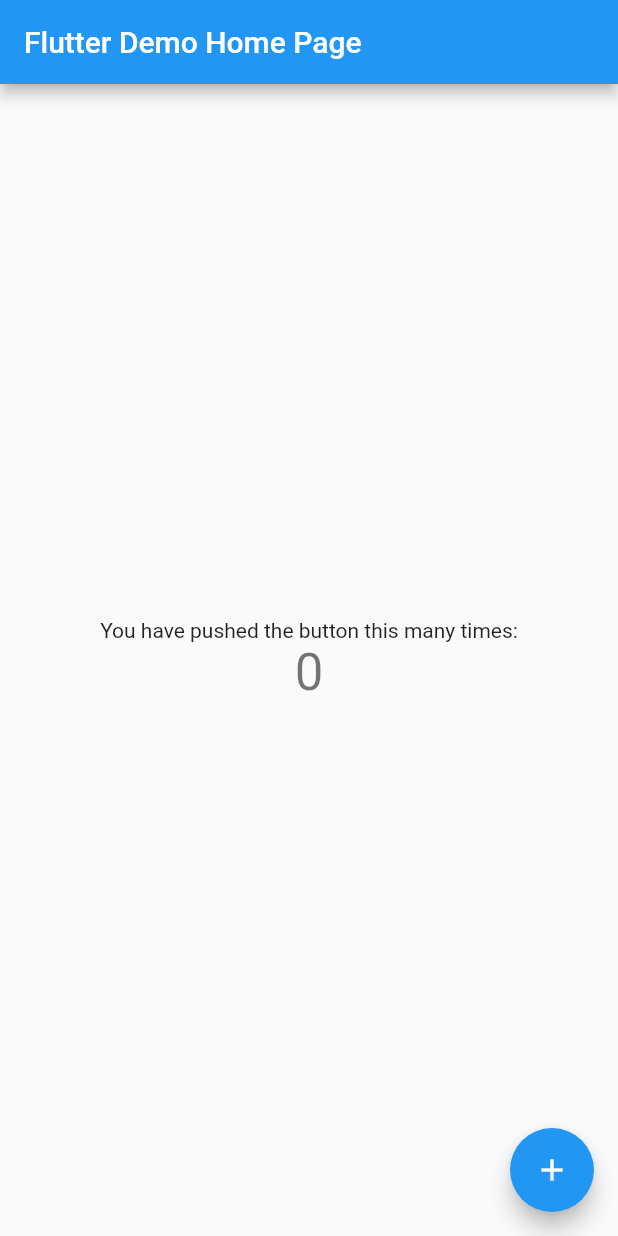
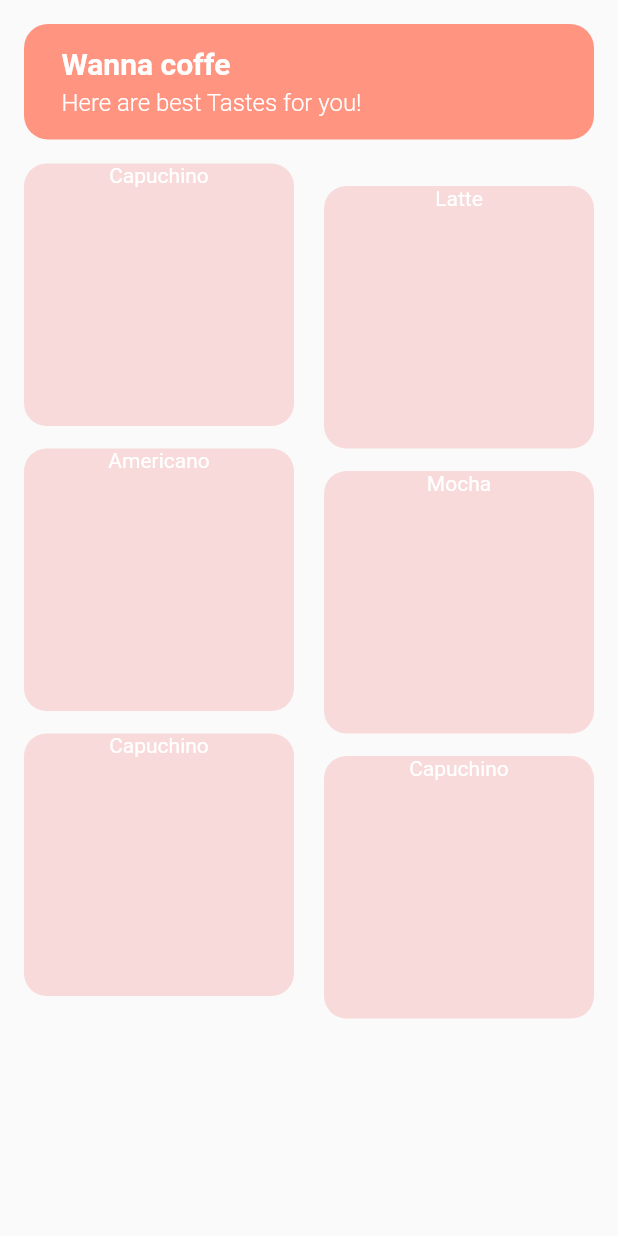
Before and after one commit to HenriqueWojcik/coffe_shop, a Flutter app: the screen it shows after launch, on a phone screen of 412 x 824 dp. Run offline on Flutter 3.47's test engine with Material 2 defaults, Android fonts, the phone set to English and light mode, and no system bars; our stand-ins replace rxdart.

Commit message:
models, starting home page with api, mvvm and list, some widges and utis

```diff
--- a/lib/main.dart
+++ b/lib/main.dart
@@ -1,3 +1,4 @@
+import 'package:coffe_shop/pages/home_page.dart';
 import 'package:flutter/material.dart';
 
 void main() {
@@ -5,113 +6,15 @@
 }
 
 class MyApp extends StatelessWidget {
-  // This widget is the root of your application.
   @override
   Widget build(BuildContext context) {
     return MaterialApp(
       title: 'Flutter Demo',
       theme: ThemeData(
-        // This is the theme of your application.
-        //
-        // Try running your application with "flutter run". You'll see the
-        // application has a blue toolbar. Then, without quitting the app, try
-        // changing the primarySwatch below to Colors.green and then invoke
-        // "hot reload" (press "r" in the console where you ran "flutter run",
-        // or simply save your changes to "hot reload" in a Flutter IDE).
-        // Notice that the counter didn't reset back to zero; the application
-        // is not restarted.
         primarySwatch: Colors.blue,
-        // This makes the visual density adapt to the platform that you run
-        // the app on. For desktop platforms, the controls will be smaller and
-        // closer together (more dense) than on mobile platforms.
         visualDensity: VisualDensity.adaptivePlatformDensity,
       ),
-      home: MyHomePage(title: 'Flutter Demo Home Page'),
+      home: HomePage(),
     );
   }
 }
-
-class MyHomePage extends StatefulWidget {
-  MyHomePage({Key key, this.title}) : super(key: key);
-
-  // This widget is the home page of your application. It is stateful, meaning
-  // that it has a State object (defined below) that contains fields that affect
-  // how it looks.
-
-  // This class is the configuration for the state. It holds the values (in this
-  // case the title) provided by the parent (in this case the App widget) and
-  // used by the build method of the State. Fields in a Widget subclass are
-  // always marked "final".
-
-  final String title;
-
-  @override
-  _MyHomePageState createState() => _MyHomePageState();
-}
-
-class _MyHomePageState extends State<MyHomePage> {
-  int _counter = 0;
-
-  void _incrementCounter() {
-    setState(() {
-      // This call to setState tells the Flutter framework that something has
-      // changed in this State, which causes it to rerun the build method below
-      // so that the display can reflect the updated values. If we changed
-      // _counter without calling setState(), then the build method would not be
-      // called again, and so nothing would appear to happen.
-      _counter++;
-    });
-  }
-
-  @override
-  Widget build(BuildContext context) {
-    // This method is rerun every time setState is called, for instance as done
-    // by the _incrementCounter method above.
-    //
-    // The Flutter framework has been optimized to make rerunning build methods
-    // fast, so that you can just rebuild anything that needs updating rather
-    // than having to individually change instances of widgets.
-    return Scaffold(
-      appBar: AppBar(
-        // Here we take the value from the MyHomePage object that was created by
-        // the App.build method, and use it to set our appbar title.
-        title: Text(widget.title),
-      ),
-      body: Center(
-        // Center is a layout widget. It takes a single child and positions it
-        // in the middle of the parent.
-        child: Column(
-          // Column is also a layout widget. It takes a list of children and
-          // arranges them vertically. By default, it sizes itself to fit its
-          // children horizontally, and tries to be as tall as its parent.
-          //
-          // Invoke "debug painting" (press "p" in the console, choose the
-          // "Toggle Debug Paint" action from the Flutter Inspector in Android
-          // Studio, or the "Toggle Debug Paint" command in Visual Studio Code)
-          // to see the wireframe for each widget.
-          //
-          // Column has various properties to control how it sizes itself and
-          // how it positions its children. Here we use mainAxisAlignment to
-          // center the children vertically; the main axis here is the vertical
-          // axis because Columns are vertical (the cross axis would be
-          // horizontal).
-          mainAxisAlignment: MainAxisAlignment.center,
-          children: <Widget>[
-            Text(
-              'You have pushed the button this many times:',
-            ),
-            Text(
-              '$_counter',
-              style: Theme.of(context).textTheme.headline4,
-            ),
-          ],
-        ),
-      ),
-      floatingActionButton: FloatingActionButton(
-        onPressed: _incrementCounter,
-        tooltip: 'Increment',
-        child: Icon(Icons.add),
-      ), // This trailing comma makes auto-formatting nicer for build methods.
-    );
-  }
-}
--- /dev/null
+++ b/lib/model/addres.dart
@@ -0,0 +1,17 @@
+class Address {
+  int id;
+  String city;
+  String state;
+  String street;
+  String number;
+  String zipCode;
+
+  Address({
+    this.id,
+    this.city,
+    this.state,
+    this.street,
+    this.number,
+    this.zipCode,
+  });
+}
--- /dev/null
+++ b/lib/model/category.dart
@@ -0,0 +1,7 @@
+class Category {
+  String type;
+
+  Category({
+    this.type,
+  });
+}
--- /dev/null
+++ b/lib/model/item.dart
@@ -0,0 +1,19 @@
+import 'package:coffe_shop/model/category.dart';
+
+class Item {
+  int id;
+  String name;
+  String photo;
+  double price;
+  bool favorite;
+  Category category;
+
+  Item({
+    this.id,
+    this.name,
+    this.photo,
+    this.price,
+    this.favorite,
+    this.category,
+  });
+}
--- /dev/null
+++ b/lib/model/user.dart
@@ -0,0 +1,16 @@
+import 'package:coffe_shop/model/addres.dart';
+import 'package:coffe_shop/model/item.dart';
+
+class User {
+  int id;
+  String name;
+  Address address;
+  List<Item> favoritesItems;
+
+  User({
+    this.id,
+    this.name,
+    this.address,
+    this.favoritesItems,
+  });
+}
--- /dev/null
+++ b/lib/pages/home_api.dart
@@ -0,0 +1,60 @@
+import 'package:coffe_shop/model/item.dart';
+
+class HomeApi {
+  static Future getItems() async {
+    List<Item> items = [
+      Item(
+        id: 0,
+        name: "Capuchino",
+        favorite: false,
+        price: 14.55,
+        photo: null,
+        category: null,
+      ),
+      Item(
+        id: 1,
+        name: "Latte",
+        favorite: false,
+        price: 8.65,
+        photo: null,
+        category: null,
+      ),
+      Item(
+        id: 2,
+        name: "Americano",
+        favorite: false,
+        price: 9.30,
+        photo: null,
+        category: null,
+      ),
+      Item(
+        id: 3,
+        name: "Mocha",
+        favorite: false,
+        price: 13.00,
+        photo: null,
+        category: null,
+      ),
+      Item(
+        id: 4,
+        name: "Capuchino",
+        favorite: false,
+        price: 14.55,
+        photo: null,
+        category: null,
+      ),
+      Item(
+        id: 5,
+        name: "Capuchino",
+        favorite: false,
+        price: 14.55,
+        photo: null,
+        category: null,
+      ),
+    ];
+
+    await Future.delayed(Duration(milliseconds: 500));
+
+    return items;
+  }
+}
--- /dev/null
+++ b/lib/pages/home_card.dart
@@ -0,0 +1,41 @@
+import 'package:coffe_shop/model/item.dart';
+import 'package:coffe_shop/utils/app_colors.dart';
+import 'package:coffe_shop/widgets/app_text.dart';
+import 'package:flutter/material.dart';
+
+class HomeCard extends StatelessWidget {
+  final Item item;
+  final bool isOdd;
+  final Color color;
+
+  const HomeCard({
+    Key key,
+    @required this.item,
+    @required this.isOdd,
+    this.color,
+  }) : super(key: key);
+
+  @override
+  Widget build(BuildContext context) {
+    return Container(
+      margin: EdgeInsets.only(
+        top: isOdd ? 15 : 0,
+        bottom: isOdd ? 0 : 15,
+        left: isOdd ? 10 : 0,
+        right: isOdd ? 0 : 10,
+      ),
+      decoration: BoxDecoration(
+        color: AppColors.randomColor(),
+        borderRadius: BorderRadius.circular(15),
+      ),
+      child: Column(
+        children: [
+          AppText(
+            item.name,
+            color: Colors.white,
+          ),
+        ],
+      ),
+    );
+  }
+}
--- /dev/null
+++ b/lib/pages/home_page.dart
@@ -0,0 +1,130 @@
+import 'package:coffe_shop/model/item.dart';
+import 'package:coffe_shop/pages/home_card.dart';
+import 'package:coffe_shop/pages/home_viewmodel.dart';
+import 'package:coffe_shop/utils/app_colors.dart';
+import 'package:coffe_shop/widgets/app_layout_builder.dart';
+import 'package:coffe_shop/widgets/app_text.dart';
+import 'package:coffe_shop/widgets/progress.dart';
+import 'package:flutter/material.dart';
+
+class HomePage extends StatefulWidget {
+  @override
+  _HomePageState createState() => _HomePageState();
+}
+
+class _HomePageState extends State<HomePage> {
+  final _viewModel = HomeVieMmodel();
+
+  @override
+  void initState() {
+    super.initState();
+
+    _viewModel.init();
+  }
+
+  @override
+  Widget build(BuildContext context) {
+    return Scaffold(
+      body: _body(),
+    );
+  }
+
+  _body() {
+    return SafeArea(
+      child: AppLayoutBuilder(
+        needSingleChildScrollView: false,
+        padding: EdgeInsets.symmetric(horizontal: 16),
+        child: Column(
+          children: [
+            _coffeBanner(),
+            _categoryTabs(),
+            _itemsStream(),
+          ],
+        ),
+      ),
+    );
+  }
+
+  _coffeBanner() {
+    return Container(
+      decoration: BoxDecoration(
+        color: AppColors.orange,
+        borderRadius: BorderRadius.circular(16),
+      ),
+      margin: EdgeInsets.symmetric(vertical: 16),
+      padding: EdgeInsets.symmetric(horizontal: 25, vertical: 15),
+      child: Row(
+        children: [
+          Column(
+            crossAxisAlignment: CrossAxisAlignment.start,
+            children: [
+              AppText(
+                "Wanna coffe",
+                fontSize: 20,
+                color: Colors.white,
+                fontWeight: FontWeight.w600,
+              ),
+              SizedBox(height: 5),
+              AppText(
+                "Here are best Tastes for you!",
+                color: Colors.white,
+                fontWeight: FontWeight.w300,
+                fontSize: 16,
+              ),
+            ],
+          ),
+        ],
+      ),
+    );
+  }
+
+  _categoryTabs() {
+    return SizedBox();
+  }
+
+  _itemsStream() {
+    return Expanded(
+      child: StreamBuilder(
+        stream: _viewModel.items$,
+        builder: (context, snapshot) {
+          if (snapshot.hasError) {
+            return AppText(snapshot.error);
+          }
+
+          if (!snapshot.hasData) {
+            return Progress();
+          }
+
+          List<Item> items = snapshot.data;
+
+          return _itemsListView(items);
+        },
+      ),
+    );
+  }
+
+  _itemsListView(List<Item> items) {
+    return GridView.builder(
+      //shrinkWrap: false,
+      // physics: NeverScrollableScrollPhysics(),
+      itemCount: items.length,
+      gridDelegate: SliverGridDelegateWithFixedCrossAxisCount(
+        crossAxisCount: 2,
+      ),
+      itemBuilder: (context, idx) {
+        Item item = items[idx];
+
+        return HomeCard(
+          item: item,
+          isOdd: idx.isOdd,
+        );
+      },
+    );
+  }
+
+  @override
+  void dispose() {
+    super.dispose();
+    _viewModel.dispose();
+  }
+}
--- /dev/null
+++ b/lib/pages/home_viewmodel.dart
@@ -0,0 +1,19 @@
+import 'package:coffe_shop/model/item.dart';
+import 'package:coffe_shop/pages/home_api.dart';
+import 'package:rxdart/rxdart.dart';
+
+class HomeVieMmodel {
+  final _items$ = BehaviorSubject<List<Item>>();
+
+  get items$ => _items$.stream;
+
+  init() async {
+    List<Item> items = await HomeApi.getItems();
+
+    _items$.add(items);
+  }
+
+  dispose() {
+    _items$.close();
+  }
+}
--- /dev/null
+++ b/lib/utils/app_colors.dart
@@ -0,0 +1,25 @@
+import 'dart:math';
+
+import 'package:flutter/material.dart';
+
+class AppColors {
+  static Color orange = Color.fromRGBO(255, 149, 128, 1);
+  static Color red = Color.fromRGBO(255, 127, 107, 1);
+  static Color blue = Color.fromRGBO(167, 215, 242, 1);
+  static Color yellow = Color.fromRGBO(250, 196, 127, 1);
+  static Color pink = Color.fromRGBO(248, 218, 218, 1);
+  static Color green = Color.fromRGBO(192, 222, 216, 1);
+
+  static randomColor() {
+    var colors = [
+      orange,
+      red,
+      blue,
+      yellow,
+      pink,
+      green,
+    ];
+
+    return colors[Random().nextInt(colors.length)];
+  }
+}
--- /dev/null
+++ b/lib/widgets/app_layout_builder.dart
@@ -0,0 +1,39 @@
+import 'package:flutter/material.dart';
+import 'base_container.dart';
+
+class AppLayoutBuilder extends StatelessWidget {
+  final EdgeInsets padding;
+  final bool needSingleChildScrollView;
+  final Widget child;
+  final Alignment alignment;
+
+  const AppLayoutBuilder(
+      {Key key,
+      this.padding,
+      this.needSingleChildScrollView = false,
+      this.child,
+      this.alignment})
+      : super(key: key);
+
+  @override
+  Widget build(BuildContext context) {
+    return LayoutBuilder(
+      builder: (context, constraint) {
+        return BaseContainer(
+          padding: padding,
+          needSingleChildScrollView: needSingleChildScrollView,
+          alignment: alignment,
+          child: ConstrainedBox(
+            constraints: BoxConstraints(
+              minHeight: constraint.maxHeight,
+              minWidth: constraint.maxWidth,
+            ),
+            child: IntrinsicHeight(
+              child: child,
+            ),
+          ),
+        );
+      },
+    );
+  }
+}
--- /dev/null
+++ b/lib/widgets/app_text.dart
@@ -0,0 +1,43 @@
+import 'package:flutter/material.dart';
+
+class AppText extends StatelessWidget {
+  final String content;
+  final String fontFamily;
+  final double fontSize;
+  final FontWeight fontWeight;
+  final Color color;
+  final TextAlign textAlign;
+  final int maxLines;
+  final TextOverflow textOverflow;
+  final double height;
+
+  const AppText(
+    this.content, {
+    Key key,
+    this.fontFamily,
+    this.fontSize,
+    this.fontWeight,
+    this.color,
+    this.textAlign,
+    this.maxLines,
+    this.textOverflow,
+    this.height,
+  });
+
+  @override
+  Widget build(BuildContext context) {
+    return Text(
+      content,
+      style: TextStyle(
+        fontFamily: fontFamily,
+        fontSize: fontSize,
+        fontWeight: fontWeight,
+        height: height,
+        color: color,
+      ),
+      textAlign: textAlign,
+      maxLines: maxLines,
+      overflow: textOverflow,
+    );
+  }
+}
--- /dev/null
+++ b/lib/widgets/base_container.dart
@@ -0,0 +1,53 @@
+import 'package:flutter/material.dart';
+import 'package:flutter/services.dart';
+
+//classe pra base de páginas aonde é desnecessário usar listview
+//usar singlechildscrollview quando ao abrir o teclado, da overflow
+
+class BaseContainer extends StatelessWidget {
+  final Widget child;
+  final EdgeInsets padding;
+  final Alignment alignment;
+  final bool needSingleChildScrollView;
+  final Color backgroundColor;
+  final String imageBackGround;
+
+  const BaseContainer({
+    Key key,
+    this.child,
+    this.padding,
+    this.alignment,
+    this.needSingleChildScrollView = false,
+    this.backgroundColor,
+    this.imageBackGround,
+  }) : super(key: key);
+
+  @override
+  Widget build(BuildContext context) {
+    return GestureDetector(
+      onTap: () => closeKeyboard(),
+      child: Container(
+        decoration: BoxDecoration(
+          image: imageBackGround != null
+              ? DecorationImage(
+                  image: AssetImage(imageBackGround), fit: BoxFit.cover)
+              : null,
+          color: backgroundColor,
+        ),
+        padding: padding,
+        alignment: alignment,
+        height: MediaQuery.of(context).size.height,
+        width: MediaQuery.of(context).size.width,
+        child: needSingleChildScrollView
+            ? SingleChildScrollView(
+                child: child,
+              )
+            : child,
+      ),
+    );
+  }
+}
+
+closeKeyboard() {
+  SystemChannels.textInput.invokeMethod('TextInput.hide');
+}
--- /dev/null
+++ b/lib/widgets/progress.dart
@@ -0,0 +1,34 @@
+import 'package:coffe_shop/utils/app_colors.dart';
+import 'package:flutter/cupertino.dart';
+import 'package:flutter/material.dart';
+
+class Progress extends StatelessWidget {
+  final bool isForButton;
+  final bool isCenter;
+
+  const Progress({Key key, this.isForButton = false, this.isCenter = true})
+      : super(key: key);
+  @override
+  Widget build(BuildContext context) {
+    return isCenter
+        ? Center(
+            child: _progress(context),
+          )
+        : _progress(context);
+  }
+
+  _progress(BuildContext context) {
+    bool ios = Theme.of(context).platform == TargetPlatform.iOS;
+    return ios
+        ? CupertinoActivityIndicator(radius: 10)
+        : Container(
+            height: 25,
+            width: 25,
+            child: CircularProgressIndicator(
+              valueColor: new AlwaysStoppedAnimation<Color>(
+                AppColors.randomColor(),
+              ),
+            ),
+          );
+  }
+}
```
Also changed, not shown: pubspec.yaml (+2 -57 lines), pubspec.lock.
